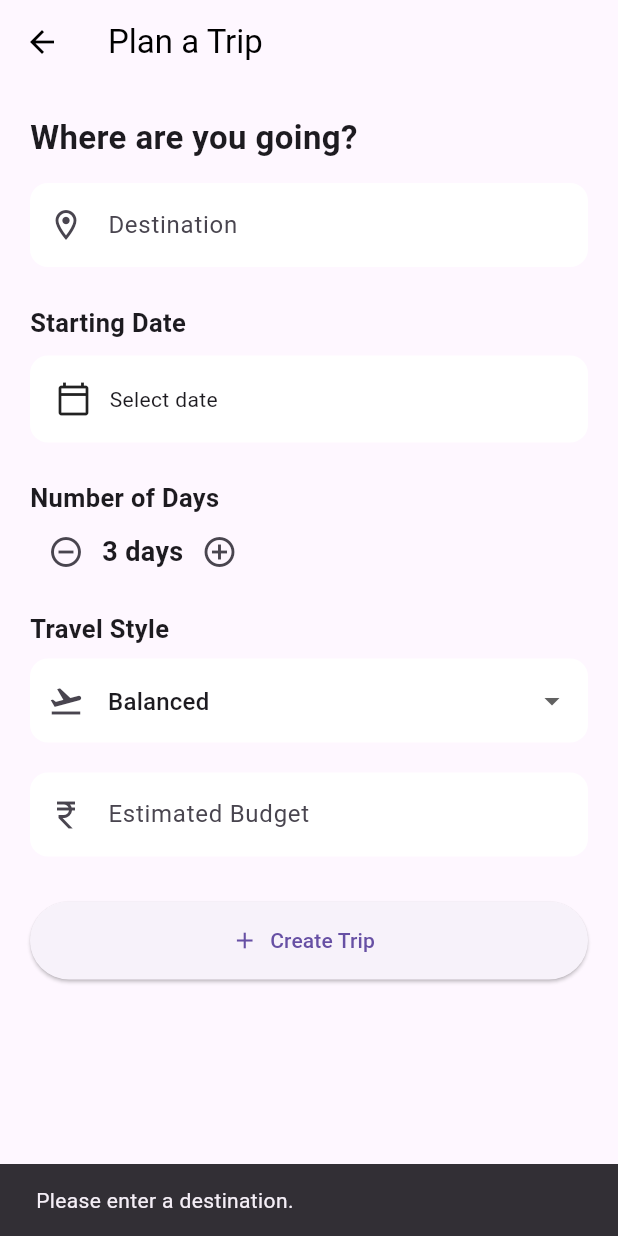
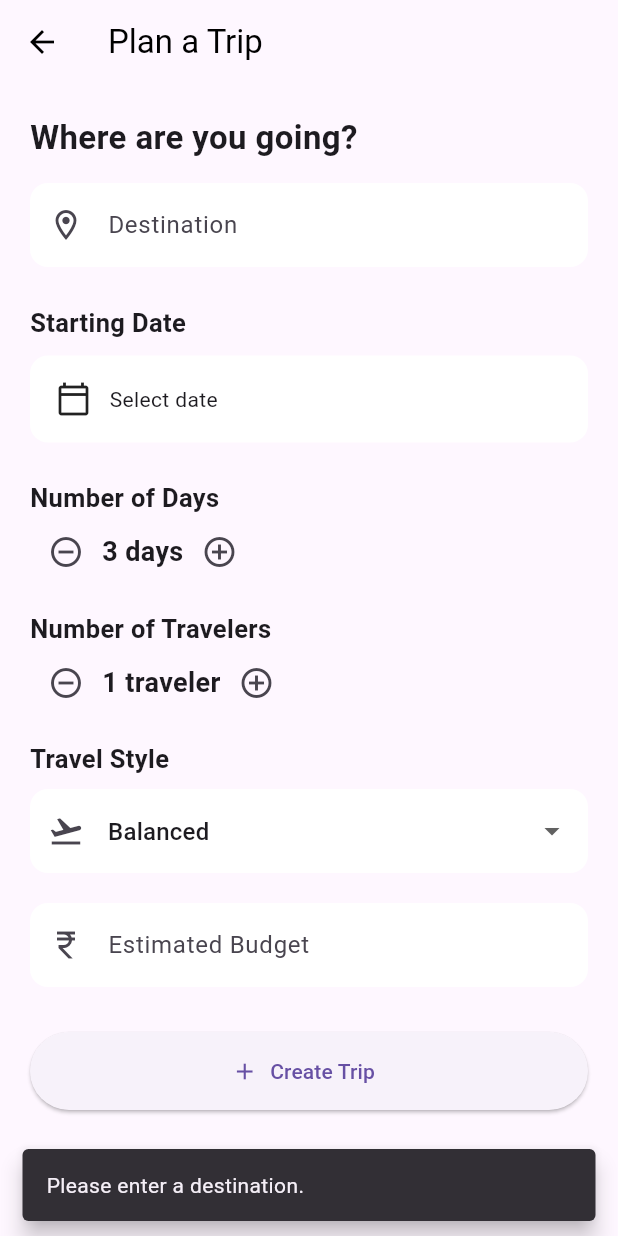
Before and after one commit to anushka2036/OneTrip, a Flutter app: the PlanTripScreen screen opened directly, after a tap on the "remove circle outline" icon, after a tap on the "add circle outline" icon, after a tap on "Create Trip", on a phone screen of 412 x 824 dp. Run offline on Flutter 3.47's test engine with Material 3 defaults, Android fonts, the phone set to English and light mode, and no system bars; our stand-ins replace firebase_auth, firebase_core; accounts and stored records are empty.

Commit message:
Enhance trip planning screen with validations and loading state

```diff
--- a/frontend/lib/screens/plan_trip_screen.dart
+++ b/frontend/lib/screens/plan_trip_screen.dart
@@ -1,6 +1,6 @@
-// lib/screens/plan_trip_screen.dart
+import 'package:flutter/material.dart';
 
-import 'package:flutter/material.dart';
+import '../services/trip_api_service.dart';
 
 class PlanTripScreen extends StatefulWidget {
   const PlanTripScreen({super.key});
@@ -14,8 +14,11 @@ class _PlanTripScreenState extends State<PlanTripScreen> {
   final budgetController = TextEditingController();
 
   int days = 3;
+  int travelers = 1;
   String travelStyle = 'Balanced';
   DateTime? startDate;
+
+  bool isLoading = false;
 
   @override
   void dispose() {
@@ -25,47 +28,118 @@ class _PlanTripScreenState extends State<PlanTripScreen> {
   }
 
   Future<void> _selectDate() async {
+    final today = DateUtils.dateOnly(DateTime.now());
+
     final date = await showDatePicker(
       context: context,
-      firstDate: DateTime.now(),
+      firstDate: today,
       lastDate: DateTime(2035),
-      initialDate: DateTime.now(),
+      initialDate: startDate ?? today,
     );
 
-    if (date != null) {
+    if (date != null && mounted) {
       setState(() {
         startDate = date;
       });
     }
   }
 
-  void _createTrip() {
+  Future<void> _createTrip() async {
+    if (isLoading) return;
+
     final destination = destinationController.text.trim();
+    final budgetText = budgetController.text.trim();
 
+    // 1. Validate destination.
     if (destination.isEmpty) {
-      ScaffoldMessenger.of(context).showSnackBar(
-        const SnackBar(
-          content: Text('Please enter a destination.'),
-        ),
-      );
+      _showMessage('Please enter a destination.');
       return;
     }
 
-    final budget =
-        double.tryParse(budgetController.text.trim()) ?? 0;
+    // 2. Validate starting date.
+    if (startDate == null) {
+      _showMessage('Please select a starting date.');
+      return;
+    }
 
-    final dateText = startDate == null
-        ? 'Date not selected'
-        : '${startDate!.day}/${startDate!.month}/${startDate!.year}';
+    // 3. Validate budget.
+    final budget = double.tryParse(budgetText);
 
-    Navigator.pop(
-      context,
-      {
+    if (budget == null || !budget.isFinite || budget <= 0) {
+      _showMessage('Please enter a valid budget greater than ₹0.');
+      return;
+    }
+
+    // The starting date counts as day 1.
+    // For a 3-day trip, end date = start date + 2 days.
+    final selectedStartDate = startDate!;
+    final endDate = selectedStartDate.add(Duration(days: days - 1));
+
+    // The backend requires a title.
+    // The current UI does not have a separate title field.
+    final title = 'Trip to $destination';
+
+    setState(() {
+      isLoading = true;
+    });
+
+    try {
+      // 4. Send the trip to FastAPI.
+      // FastAPI saves it in MongoDB Atlas.
+      final savedTrip = await TripApiService.createTrip(
+        title: title,
+        destination: destination,
+        startDate: selectedStartDate,
+        endDate: endDate,
+        budget: budget,
+        travelers: travelers,
+      );
+
+      if (!mounted) return;
+
+      final formattedDate =
+          '${selectedStartDate.day.toString().padLeft(2, '0')}/'
+          '${selectedStartDate.month.toString().padLeft(2, '0')}/'
+          '${selectedStartDate.year}';
+
+      // 5. Show success only after FastAPI returns success.
+      ScaffoldMessenger.of(context).showSnackBar(
+        const SnackBar(
+          content: Text('Trip created and saved successfully!'),
+          backgroundColor: Colors.green,
+          behavior: SnackBarBehavior.floating,
+        ),
+      );
+
+      // 6. Return the saved trip to the previous screen.
+      // Include both API fields and UI-friendly fields.
+      Navigator.pop(context, {
+        ...savedTrip,
         'destination': destination,
-        'dates': '$dateText • $days days',
+        'startDate': selectedStartDate.toIso8601String(),
+        'dates': '$formattedDate • $days days',
+        'days': days,
+        'travelers': travelers,
+        'travelStyle': travelStyle,
+        'budget': budget,
         'status': 'Upcoming',
-        'budget': budget,
-      },
+      });
+    } catch (error) {
+      if (!mounted) return;
+
+      _showMessage('Could not save trip: ${error.toString()}');
+    } finally {
+      if (mounted) {
+        setState(() {
+          isLoading = false;
+        });
+      }
+    }
+  }
+
+  void _showMessage(String message) {
+    ScaffoldMessenger.of(context).showSnackBar(
+      SnackBar(content: Text(message), behavior: SnackBarBehavior.floating),
     );
   }
 
@@ -85,30 +159,33 @@ class _PlanTripScreenState extends State<PlanTripScreen> {
           children: [
             const Text(
               'Where are you going?',
-              style: TextStyle(
-                fontSize: 22,
-                fontWeight: FontWeight.bold,
+              style: TextStyle(fontSize: 22, fontWeight: FontWeight.bold),
             ),
-            ),
+
             const SizedBox(height: 15),
+
             TextField(
               controller: destinationController,
+              textCapitalization: TextCapitalization.words,
+              textInputAction: TextInputAction.next,
               decoration: _decoration(
                 'Destination',
                 Icons.location_on_outlined,
               ),
             ),
+
             const SizedBox(height: 25),
+
             const Text(
               'Starting Date',
-              style: TextStyle(
-                fontSize: 17,
-                fontWeight: FontWeight.bold,
+              style: TextStyle(fontSize: 17, fontWeight: FontWeight.bold),
             ),
-            ),
+
             const SizedBox(height: 10),
+
             InkWell(
-              onTap: _selectDate,
+              onTap: isLoading ? null : _selectDate,
+              borderRadius: BorderRadius.circular(12),
               child: Container(
                 width: double.infinity,
                 padding: const EdgeInsets.all(17),
@@ -123,26 +200,32 @@ class _PlanTripScreenState extends State<PlanTripScreen> {
                     Text(
                       startDate == null
                           ? 'Select date'
-                          : '${startDate!.day}/${startDate!.month}/${startDate!.year}',
+                          : '${startDate!.day.toString().padLeft(2, '0')}/'
+                                '${startDate!.month.toString().padLeft(2, '0')}/'
+                                '${startDate!.year}',
                     ),
                   ],
                 ),
               ),
             ),
+
             const SizedBox(height: 25),
+
             const Text(
               'Number of Days',
-              style: TextStyle(
-                fontSize: 17,
-                fontWeight: FontWeight.bold,
+              style: TextStyle(fontSize: 17, fontWeight: FontWeight.bold),
             ),
-            ),
+
             Row(
               children: [
                 IconButton(
-                  onPressed: () {
+                  onPressed: isLoading
+                      ? null
+                      : () {
                           if (days > 1) {
-                      setState(() => days--);
+                            setState(() {
+                              days--;
+                            });
                           }
                         },
                   icon: const Icon(Icons.remove_circle_outline),
@@ -155,65 +238,124 @@ class _PlanTripScreenState extends State<PlanTripScreen> {
                   ),
                 ),
                 IconButton(
-                  onPressed: () {
+                  onPressed: isLoading
+                      ? null
+                      : () {
                           if (days < 30) {
-                      setState(() => days++);
+                            setState(() {
+                              days++;
+                            });
                           }
                         },
                   icon: const Icon(Icons.add_circle_outline),
                 ),
               ],
             ),
+
             const SizedBox(height: 15),
+
             const Text(
-              'Travel Style',
-              style: TextStyle(
-                fontSize: 17,
+              'Number of Travelers',
+              style: TextStyle(fontSize: 17, fontWeight: FontWeight.bold),
+            ),
+
+            Row(
+              children: [
+                IconButton(
+                  onPressed: isLoading
+                      ? null
+                      : () {
+                          if (travelers > 1) {
+                            setState(() {
+                              travelers--;
+                            });
+                          }
+                        },
+                  icon: const Icon(Icons.remove_circle_outline),
+                ),
+                Text(
+                  '$travelers '
+                  '${travelers == 1 ? 'traveler' : 'travelers'}',
+                  style: const TextStyle(
+                    fontSize: 18,
                     fontWeight: FontWeight.bold,
                   ),
                 ),
+                IconButton(
+                  onPressed: isLoading
+                      ? null
+                      : () {
+                          if (travelers < 20) {
+                            setState(() {
+                              travelers++;
+                            });
+                          }
+                        },
+                  icon: const Icon(Icons.add_circle_outline),
+                ),
+              ],
+            ),
+
+            const SizedBox(height: 15),
+
+            const Text(
+              'Travel Style',
+              style: TextStyle(fontSize: 17, fontWeight: FontWeight.bold),
+            ),
+
             const SizedBox(height: 8),
+
             DropdownButtonFormField<String>(
-              value: travelStyle,
+              initialValue: travelStyle,
               decoration: _decoration(
                 'Travel Style',
                 Icons.flight_takeoff_outlined,
               ),
-              items: [
-                'Budget',
-                'Balanced',
-                'Luxury',
-                'Adventure',
-                'Relaxed',
-              ]
-                  .map(
-                    (item) => DropdownMenuItem(
+              items: ['Budget', 'Balanced', 'Luxury', 'Adventure', 'Relaxed']
+                  .map((item) {
+                    return DropdownMenuItem<String>(
                       value: item,
                       child: Text(item),
-                    ),
-                  )
+                    );
+                  })
                   .toList(),
-              onChanged: (value) {
-                setState(() => travelStyle = value!);
+              onChanged: isLoading
+                  ? null
+                  : (value) {
+                      if (value != null) {
+                        setState(() {
+                          travelStyle = value;
+                        });
+                      }
                     },
             ),
+
             const SizedBox(height: 20),
+
             TextField(
               controller: budgetController,
-              keyboardType: TextInputType.number,
-              decoration: _decoration(
-                'Estimated Budget',
-                Icons.currency_rupee,
+              keyboardType: const TextInputType.numberWithOptions(
+                decimal: true,
               ),
+              textInputAction: TextInputAction.done,
+              decoration: _decoration('Estimated Budget', Icons.currency_rupee),
             ),
+
             const SizedBox(height: 30),
+
             SizedBox(
               width: double.infinity,
               height: 52,
               child: ElevatedButton.icon(
-                onPressed: _createTrip,
-                icon: const Icon(Icons.add),
-                label: const Text('Create Trip'),
+                onPressed: isLoading ? null : _createTrip,
+                icon: isLoading
+                    ? const SizedBox(
+                        width: 20,
+                        height: 20,
+                        child: CircularProgressIndicator(strokeWidth: 2),
+                      )
+                    : const Icon(Icons.add),
+                label: Text(isLoading ? 'Saving Trip...' : 'Create Trip'),
               ),
             ),
           ],
```
Lines whose indentation alone changed are shown as unchanged.
